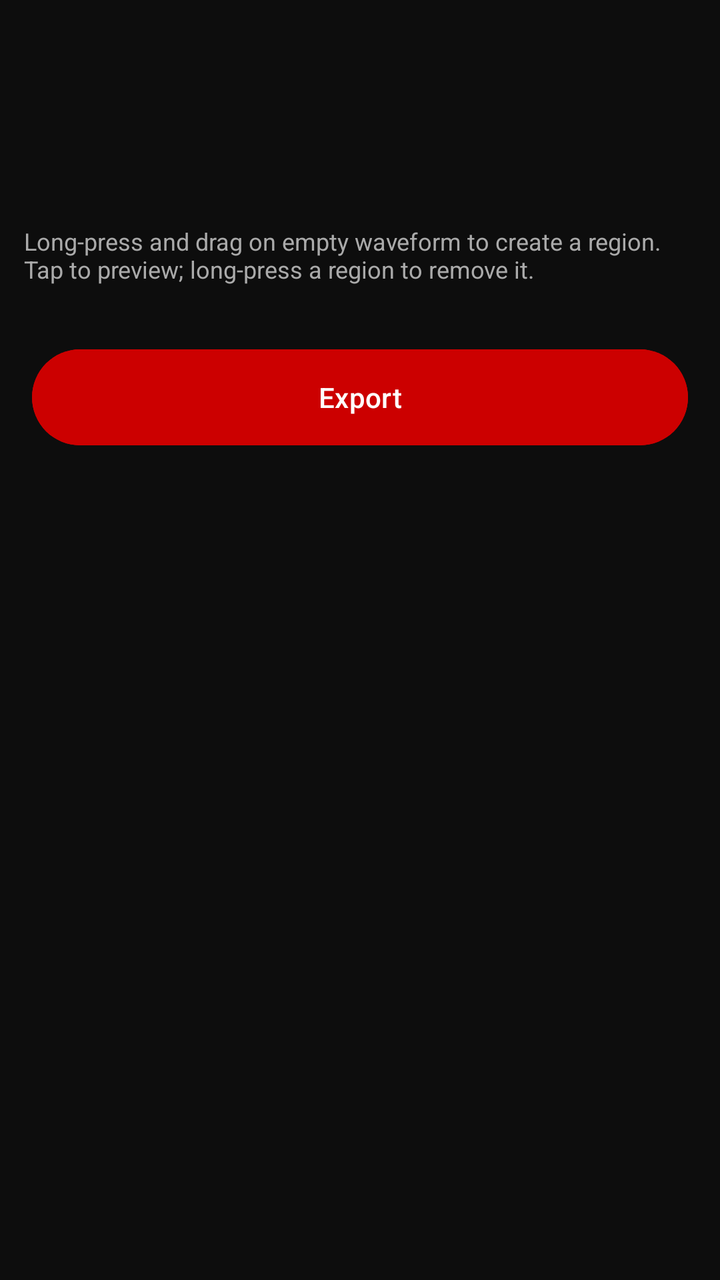
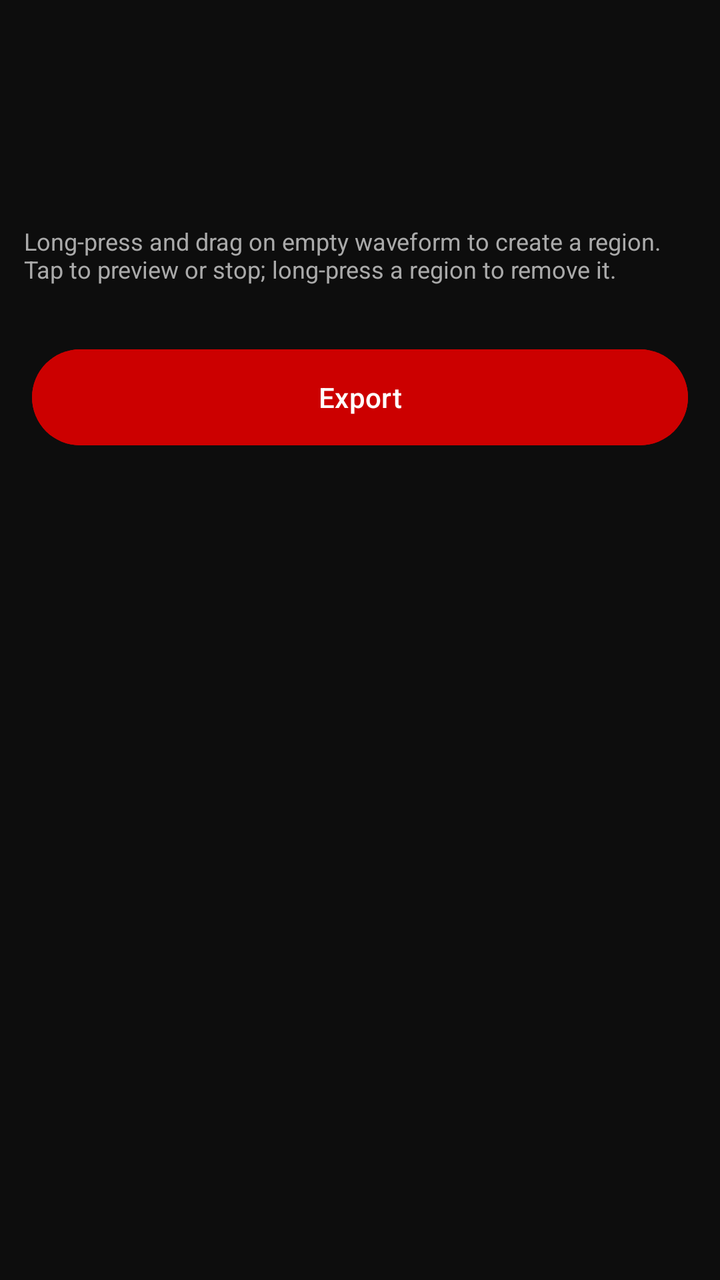

An Android layout rendered at two revisions. The XML below is the earlier revision; the diff shows what the commit changed to produce the second picture.
<!-- AndroidManifest.xml: application theme Theme.Ytmp3 -->
<!-- res/layout/activity_sample_editor.xml -->
<?xml version="1.0" encoding="utf-8"?>
<LinearLayout xmlns:android="http://schemas.android.com/apk/res/android"
    android:layout_width="match_parent"
    android:layout_height="match_parent"
    android:orientation="vertical"
    android:background="#0D0D0D"
    android:fitsSystemWindows="true">

    <TextView
        android:id="@+id/tv_editor_title"
        android:layout_width="match_parent"
        android:layout_height="wrap_content"
        android:padding="16dp"
        android:textColor="#FFFFFF"
        android:textSize="15sp"
        android:textStyle="bold"
        android:maxLines="1"
        android:ellipsize="end" />

    <ProgressBar
        android:id="@+id/progress_extracting"
        android:layout_width="wrap_content"
        android:layout_height="wrap_content"
        android:layout_gravity="center" />

    <com.ytmp3.WaveformView
        android:id="@+id/waveform"
        android:layout_width="match_parent"
        android:layout_height="0dp"
        android:layout_weight="1"
        android:visibility="gone" />

    <TextView
        android:id="@+id/tv_region_count"
        android:layout_width="match_parent"
        android:layout_height="wrap_content"
        android:padding="12dp"
        android:textColor="#AAAAAA"
        android:textSize="12sp"
        android:text="Long-press and drag on empty waveform to create a region. Tap to preview; long-press a region to remove it." />

    <Button
        android:id="@+id/btn_export"
        android:layout_width="match_parent"
        android:layout_height="56dp"
        android:layout_margin="16dp"
        android:backgroundTint="#CC0000"
        android:text="Export"
        android:textAllCaps="false"
        android:textColor="#FFFFFF"
        android:enabled="false" />

</LinearLayout>
<!-- resources referenced by this layout -->
<resources>
  <style name="Theme.Ytmp3" parent="Theme.Material3.Dark.NoActionBar">
          <item name="colorPrimary">#CC0000</item>
          <item name="colorOnPrimary">#FFFFFF</item>
          <item name="colorSurface">#0D0D0D</item>
          <item name="colorOnSurface">#FFFFFF</item>
          <item name="android:windowBackground">#0D0D0D</item>
          <item name="android:statusBarColor">#0D0D0D</item>
          <item name="android:navigationBarColor">#0D0D0D</item>
      </style>
</resources>

<!-- the commit's change to res/layout/activity_sample_editor.xml (unified diff, before → after) -->
@@ -37,7 +37,7 @@
         android:padding="12dp"
         android:textColor="#AAAAAA"
         android:textSize="12sp"
-        android:text="Long-press and drag on empty waveform to create a region. Tap to preview; long-press a region to remove it." />
+        android:text="Long-press and drag on empty waveform to create a region. Tap to preview or stop; long-press a region to remove it." />
 
     <Button
         android:id="@+id/btn_export"
